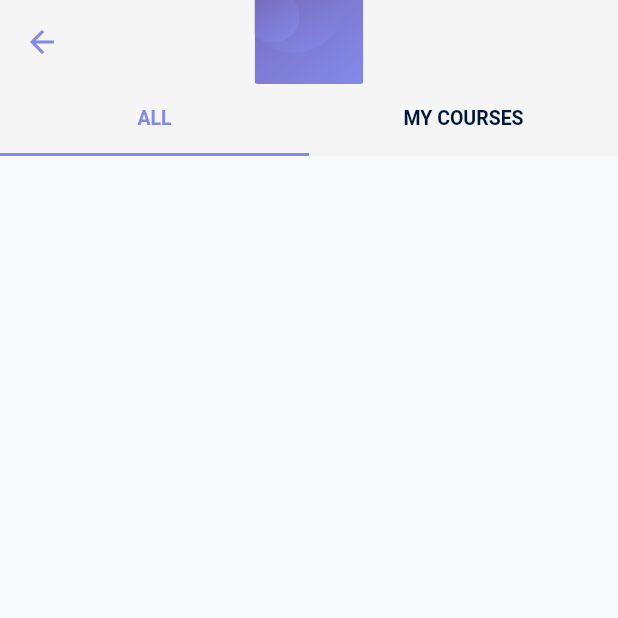
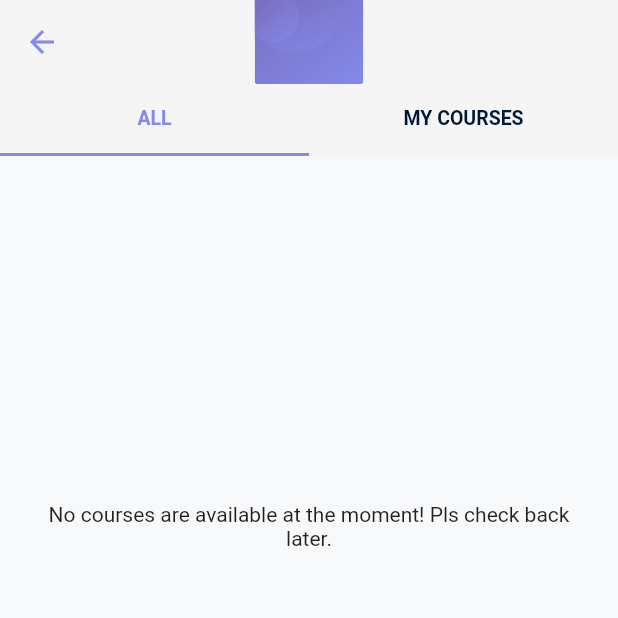
Before and after one commit to YasinDP/she_can, a Flutter app: the CoursesScreen screen opened directly, on a phone screen of 412 x 824 dp, the top half of it. Run offline on Flutter 3.47's test engine with Material 2 defaults, Android fonts, the phone set to English and light mode, and no system bars; our stand-ins replace cached_network_image, cloud_firestore, file_picker, firebase_core, firebase_storage, flutter_svg and 3 more; accounts and stored records are empty; project files that could hold a hidden picture were left out.

Commit message:
fix: minor fixes

```diff
--- a/lib/screens/courses/course_detail_screen.dart
+++ b/lib/screens/courses/course_detail_screen.dart
@@ -217,6 +217,7 @@ _showDeleteDialog(BuildContext context, {required String courseId}) async {
             onPressed: () {
               courseProvider.deleteCourse(id: courseId);
               Navigator.pop(context);
+              Navigator.pop(context);
             })
       ],
     ),
--- a/lib/screens/courses_screen.dart
+++ b/lib/screens/courses_screen.dart
@@ -73,7 +73,8 @@ class CoursesScreenState extends State<CoursesScreen>
             builder: (context, snapshot) {
               if (snapshot.hasData) {
                 List<Course> courses = snapshot.data!;
-                return GridView.builder(
+                return courses.isNotEmpty
+                    ? GridView.builder(
                         padding: const EdgeInsets.only(
                             bottom: 10, left: 10, right: 10, top: 10),
                         scrollDirection: Axis.vertical,
@@ -85,7 +86,19 @@ class CoursesScreenState extends State<CoursesScreen>
                         itemCount: courses.length,
                         itemBuilder: (BuildContext context, int index) {
                           return CourseCard(course: courses[index]);
-                    });
+                        })
+                    : Container(
+                        width: width,
+                        height: height * 0.6,
+                        padding: const EdgeInsets.symmetric(
+                            vertical: 40, horizontal: 20),
+                        child: const Center(
+                          child: Text(
+                            "No courses are available at the moment! Pls check back later.",
+                            textAlign: TextAlign.center,
+                          ),
+                        ),
+                      );
               } else {
                 return Container(
                   width: width,
@@ -118,7 +131,8 @@ class CoursesScreenState extends State<CoursesScreen>
               if (snapshot.hasData) {
                 List<Course> courses =
                     snapshot.data!.whereType<Course>().toList();
-                return GridView.builder(
+                return courses.isNotEmpty
+                    ? GridView.builder(
                         padding: const EdgeInsets.only(
                             bottom: 10, left: 10, right: 10, top: 10),
                         scrollDirection: Axis.vertical,
@@ -130,7 +144,19 @@ class CoursesScreenState extends State<CoursesScreen>
                         itemCount: courses.length,
                         itemBuilder: (BuildContext context, int index) {
                           return CourseCard(course: courses[index]);
-                    });
+                        })
+                    : Container(
+                        width: width,
+                        height: height * 0.6,
+                        padding: const EdgeInsets.symmetric(
+                            vertical: 40, horizontal: 20),
+                        child: const Center(
+                          child: Text(
+                            "You havent created any courses of your own yet! Login as an instructor to add courses now",
+                            textAlign: TextAlign.center,
+                          ),
+                        ),
+                      );
               } else {
                 return Container(
                   width: width,
```
Also changed, not shown: lib/screens/news_screen.dart (+27 -4 lines). Lines whose indentation alone changed are shown as unchanged.
